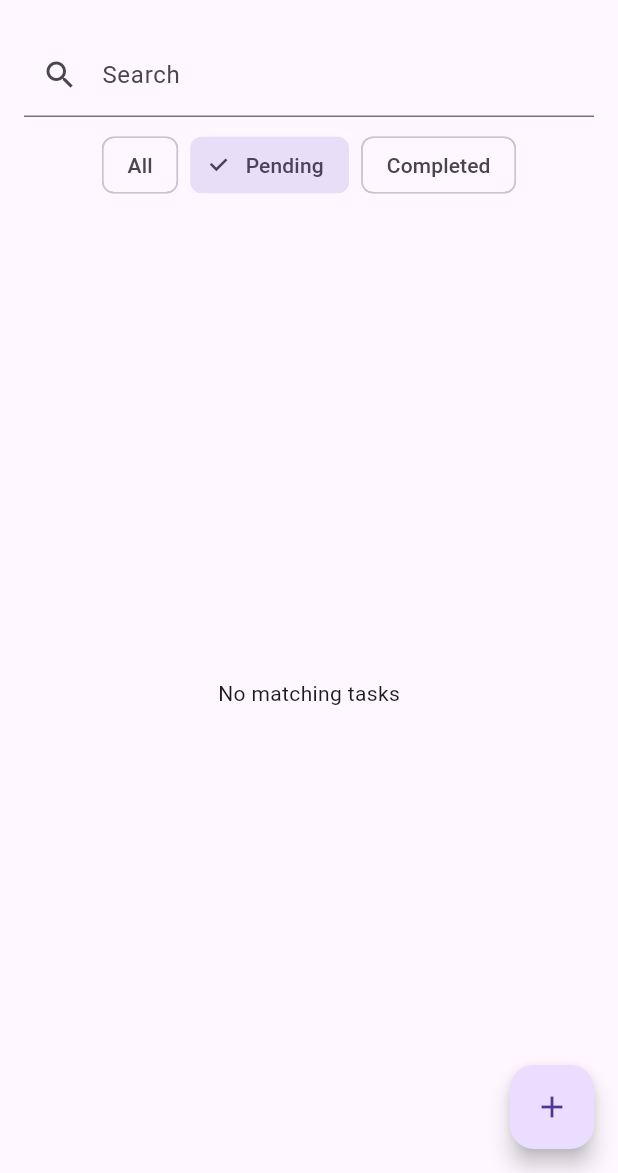
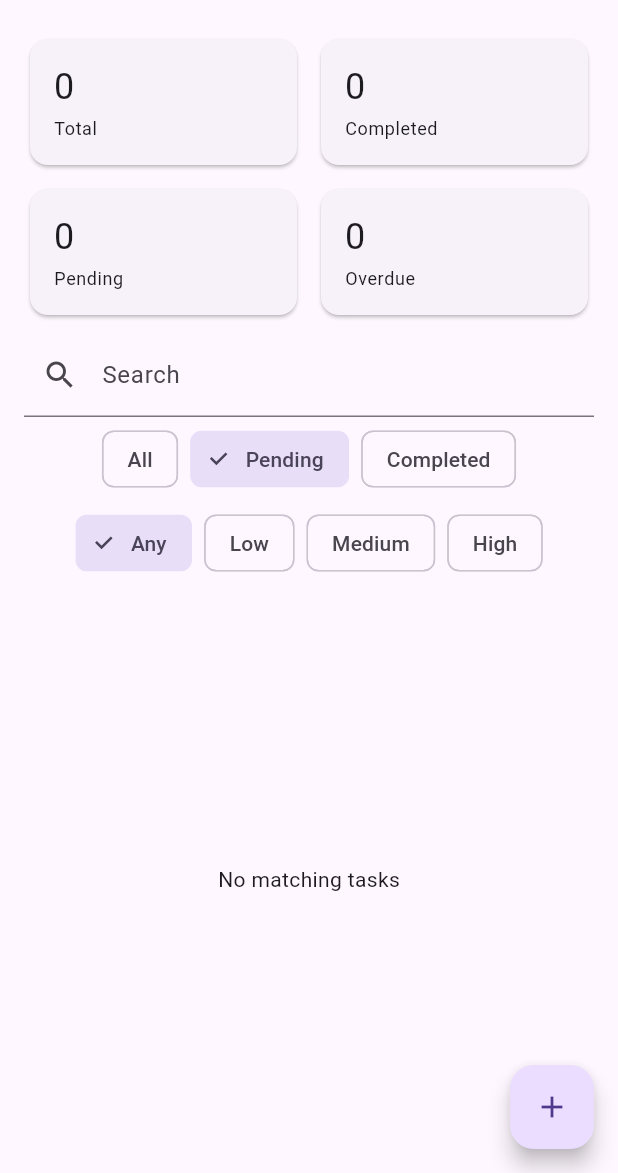
Before and after one commit to PrithviKaushik/gigly, a Flutter app: the HomeScreen screen opened by its route, after a tap on "Pending", on a phone screen of 412 x 824 dp, the part 63-1236 px from its top. Run offline on Flutter 3.47's test engine with Material 3 defaults, Android fonts, the phone set to English and light mode, and no system bars; our stand-ins replace cloud_firestore, firebase_auth, firebase_core, flutter_riverpod, go_router; accounts and stored records are empty.

Commit message:
fix(tasks): catch Firebase and sync errors in task stream pipeline

```diff
--- /dev/null
+++ b/lib/features/dashboard/presentation/widgets/task_stats_cards.dart
@@ -0,0 +1,82 @@
+import 'package:flutter/material.dart';
+
+import '../../../tasks/presentation/providers/providers.dart';
+
+class TaskStatsCards extends StatelessWidget {
+  final TaskStats stats;
+
+  const TaskStatsCards({super.key, required this.stats});
+
+  @override
+  Widget build(BuildContext context) {
+    return LayoutBuilder(
+      builder: (context, constraints) {
+        final crossAxisCount = constraints.maxWidth > 600 ? 4 : 2;
+        final spacing = 8.0;
+        final childWidth =
+            (constraints.maxWidth - spacing * (crossAxisCount - 1)) /
+                crossAxisCount;
+
+        return Wrap(
+          spacing: spacing,
+          runSpacing: spacing,
+          children: [
+            _StatCard(
+              width: childWidth,
+              label: 'Total',
+              value: '${stats.total}',
+            ),
+            _StatCard(
+              width: childWidth,
+              label: 'Completed',
+              value: '${stats.completed}',
+            ),
+            _StatCard(
+              width: childWidth,
+              label: 'Pending',
+              value: '${stats.pending}',
+            ),
+            _StatCard(
+              width: childWidth,
+              label: 'Overdue',
+              value: '${stats.overdue}',
+            ),
+          ],
+        );
+      },
+    );
+  }
+}
+
+class _StatCard extends StatelessWidget {
+  final double width;
+  final String label;
+  final String value;
+
+  const _StatCard({
+    required this.width,
+    required this.label,
+    required this.value,
+  });
+
+  @override
+  Widget build(BuildContext context) {
+    final theme = Theme.of(context);
+    return SizedBox(
+      width: width,
+      child: Card(
+        child: Padding(
+          padding: const EdgeInsets.all(16),
+          child: Column(
+            crossAxisAlignment: CrossAxisAlignment.start,
+            children: [
+              Text(value, style: theme.textTheme.headlineSmall),
+              const SizedBox(height: 4),
+              Text(label, style: theme.textTheme.bodySmall),
+            ],
+          ),
+        ),
+      ),
+    );
+  }
+}
--- a/lib/features/dashboard/presentation/widgets/widgets.dart
+++ b/lib/features/dashboard/presentation/widgets/widgets.dart
@@ -1 +1 @@
-// Dashboard UI components (e.g. StatsCard, ActivityFeed, RecentTasksWidget)
+export 'task_stats_cards.dart';
--- a/lib/features/tasks/data/datasources/datasources.dart
+++ b/lib/features/tasks/data/datasources/datasources.dart
@@ -56,6 +56,10 @@ class FirestoreTaskRemoteDataSource implements TaskRemoteDataSource {
       });
 
       return tasks;
+    }).handleError((Object error) {
+      if (error is TaskException) throw error;
+      if (error is FirebaseException) throw TaskException.fromFirebase(error);
+      throw TaskException(code: 'unknown', message: error.toString());
     });
   }
 
--- a/lib/features/tasks/data/repositories/repositories.dart
+++ b/lib/features/tasks/data/repositories/repositories.dart
@@ -19,9 +19,17 @@ class TasksRepositoryImpl implements TasksRepository {
 
   @override
   Stream<List<TaskEntity>> getTasks() {
-    return _dataSource.getTasks().map(
-          (models) => models.map((m) => m.toEntity()).toList(),
-        );
+    try {
+      return _dataSource.getTasks().map(
+        (models) => models.map((m) => m.toEntity()).toList(),
+      ).handleError((Object error) {
+        if (error is TaskException) throw _mapToFailure(error);
+        throw TaskUnknown(error.toString());
+      });
+    } catch (e) {
+      if (e is TaskException) return Stream.error(_mapToFailure(e));
+      return Stream.error(TaskUnknown(e.toString()));
+    }
   }
 
   @override
--- a/lib/features/tasks/presentation/pages/home_screen.dart
+++ b/lib/features/tasks/presentation/pages/home_screen.dart
@@ -1,8 +1,9 @@
 import 'package:flutter/material.dart';
 import 'package:flutter_riverpod/flutter_riverpod.dart';
-import 'package:go_router/go_router.dart';
 
+import '../../../../core/errors/errors.dart';
 import '../../../auth/presentation/providers/providers.dart';
+import '../../../dashboard/presentation/widgets/widgets.dart';
 import '../../domain/entities/entities.dart';
 import '../providers/providers.dart';
 import 'add_edit_task_bottom_sheet.dart';
@@ -12,17 +13,22 @@ class HomeScreen extends ConsumerWidget {
 
   @override
   Widget build(BuildContext context, WidgetRef ref) {
+    ref.listen(taskActionsNotifier, (_, next) {
+      if (next is AsyncError) {
+        final message = switch (next.error) {
+          TaskFailure e => e.message,
+          _ => 'An unexpected error occurred.',
+        };
+        ScaffoldMessenger.of(context).showSnackBar(
+          SnackBar(content: Text(message)),
+        );
+      }
+    });
+
     final tasksAsync = ref.watch(filteredTasksProvider);
+    final stats = ref.watch(taskStatsProvider).asData?.value;
     final filter = ref.watch(taskFilterProvider);
     final searchQuery = ref.watch(taskSearchProvider);
-
-    ref.listen(authStateProvider, (_, next) {
-      next.whenData((user) {
-        if (user == null && context.mounted) {
-          context.go('/login');
-        }
-      });
-    });
 
     return Scaffold(
       appBar: AppBar(
@@ -38,6 +44,11 @@ class HomeScreen extends ConsumerWidget {
       ),
       body: Column(
         children: [
+          if (stats != null)
+            Padding(
+              padding: const EdgeInsets.fromLTRB(16, 8, 16, 0),
+              child: TaskStatsCards(stats: stats),
+            ),
           Padding(
             padding: const EdgeInsets.fromLTRB(16, 8, 16, 0),
             child: TextField(
@@ -50,42 +61,59 @@ class HomeScreen extends ConsumerWidget {
             ),
           ),
           Padding(
-            padding: const EdgeInsets.symmetric(horizontal: 16, vertical: 8),
-            child: Wrap(
-              spacing: 8,
-              children: [
-                FilterChip(
-                  label: const Text('All'),
-                  selected: filter.showCompleted == null,
-                  onSelected: (_) =>
-                      ref.read(taskFilterProvider.notifier).showAll(),
-                ),
-                FilterChip(
-                  label: const Text('Pending'),
-                  selected: filter.showCompleted == false,
-                  onSelected: (_) =>
-                      ref.read(taskFilterProvider.notifier).showPending(),
-                ),
-                FilterChip(
-                  label: const Text('Completed'),
-                  selected: filter.showCompleted == true,
-                  onSelected: (_) =>
-                      ref.read(taskFilterProvider.notifier).showCompleted(),
-                ),
-              ],
+            padding: const EdgeInsets.symmetric(horizontal: 16, vertical: 4),
+            child: SingleChildScrollView(
+              scrollDirection: Axis.horizontal,
+              child: Row(
+                children: [
+                  _buildStatusChip(ref, filter, 'All', null),
+                  const SizedBox(width: 8),
+                  _buildStatusChip(ref, filter, 'Pending', false),
+                  const SizedBox(width: 8),
+                  _buildStatusChip(ref, filter, 'Completed', true),
+                ],
+              ),
+            ),
+          ),
+          Padding(
+            padding: const EdgeInsets.symmetric(horizontal: 16, vertical: 4),
+            child: SingleChildScrollView(
+              scrollDirection: Axis.horizontal,
+              child: Row(
+                children: [
+                  _buildPriorityChip(ref, filter, 'Any', null),
+                  const SizedBox(width: 8),
+                  _buildPriorityChip(
+                      ref, filter, 'Low', TaskPriority.low),
+                  const SizedBox(width: 8),
+                  _buildPriorityChip(
+                      ref, filter, 'Medium', TaskPriority.medium),
+                  const SizedBox(width: 8),
+                  _buildPriorityChip(
+                      ref, filter, 'High', TaskPriority.high),
+                ],
+              ),
             ),
           ),
           Expanded(
             child: tasksAsync.when(
               loading: () => const Center(child: CircularProgressIndicator()),
-              error: (error, _) => Center(child: Text('$error')),
+              error: (error, _) => Center(
+                child: Text(
+                  switch (error) {
+                    TaskFailure e => e.message,
+                    _ => 'An unexpected error occurred.',
+                  },
+                ),
+              ),
               data: (tasks) {
                 if (tasks.isEmpty) {
+                  final hasActiveFilter = searchQuery.isNotEmpty ||
+                      filter.showCompleted != null ||
+                      filter.priority != null;
                   return Center(
                     child: Text(
-                      searchQuery.isNotEmpty || filter.showCompleted != null
-                          ? 'No matching tasks'
-                          : 'No tasks yet',
+                      hasActiveFilter ? 'No matching tasks' : 'No tasks yet',
                     ),
                   );
                 }
@@ -103,7 +131,7 @@ class HomeScreen extends ConsumerWidget {
                       title: Text(task.title),
                       subtitle: task.dueDate != null
                           ? Text(
-                              '${task.priority.name} · ${_formatDate(task.dueDate!)}')
+                              '${task.priority.name} \u00b7 ${_formatDate(task.dueDate!)}')
                           : Text(task.priority.name),
                       trailing: IconButton(
                         icon: const Icon(Icons.delete),
@@ -127,6 +155,10 @@ class HomeScreen extends ConsumerWidget {
     );
   }
 
+  String _formatDate(DateTime date) {
+    return '${date.month}/${date.day}/${date.year}';
+  }
+
   void _showTaskSheet(BuildContext context, WidgetRef ref,
       [TaskEntity? existing]) {
     showModalBottomSheet(
@@ -136,7 +168,47 @@ class HomeScreen extends ConsumerWidget {
     );
   }
 
-  String _formatDate(DateTime date) {
-    return '${date.month}/${date.day}/${date.year}';
+  Widget _buildStatusChip(
+    WidgetRef ref,
+    TaskFilterState filter,
+    String label,
+    bool? value,
+  ) {
+    final isSelected = filter.showCompleted == value;
+    return FilterChip(
+      label: Text(label),
+      selected: isSelected,
+      onSelected: (_) {
+        final notifier = ref.read(taskFilterProvider.notifier);
+        if (value == null) {
+          notifier.showAll();
+        } else if (value) {
+          notifier.showCompleted();
+        } else {
+          notifier.showPending();
+        }
+      },
+    );
+  }
+
+  Widget _buildPriorityChip(
+    WidgetRef ref,
+    TaskFilterState filter,
+    String label,
+    TaskPriority? value,
+  ) {
+    final isSelected = filter.priority == value;
+    return FilterChip(
+      label: Text(label),
+      selected: isSelected,
+      onSelected: (_) {
+        final notifier = ref.read(taskFilterProvider.notifier);
+        if (value == null) {
+          notifier.clearPriority();
+        } else {
+          notifier.filterByPriority(value);
+        }
+      },
+    );
   }
 }
```
Also changed, not shown: lib/core/router/router.dart (+19 -1 lines), lib/features/auth/presentation/pages/login_screen.dart (+17 -20 lines), lib/features/auth/presentation/pages/register_screen.dart (+15 -17 lines), lib/features/auth/presentation/pages/splash_screen.dart (+5 -17 lines), lib/main.dart (+36 -1 lines), lib/firebase_options.dart (added).
